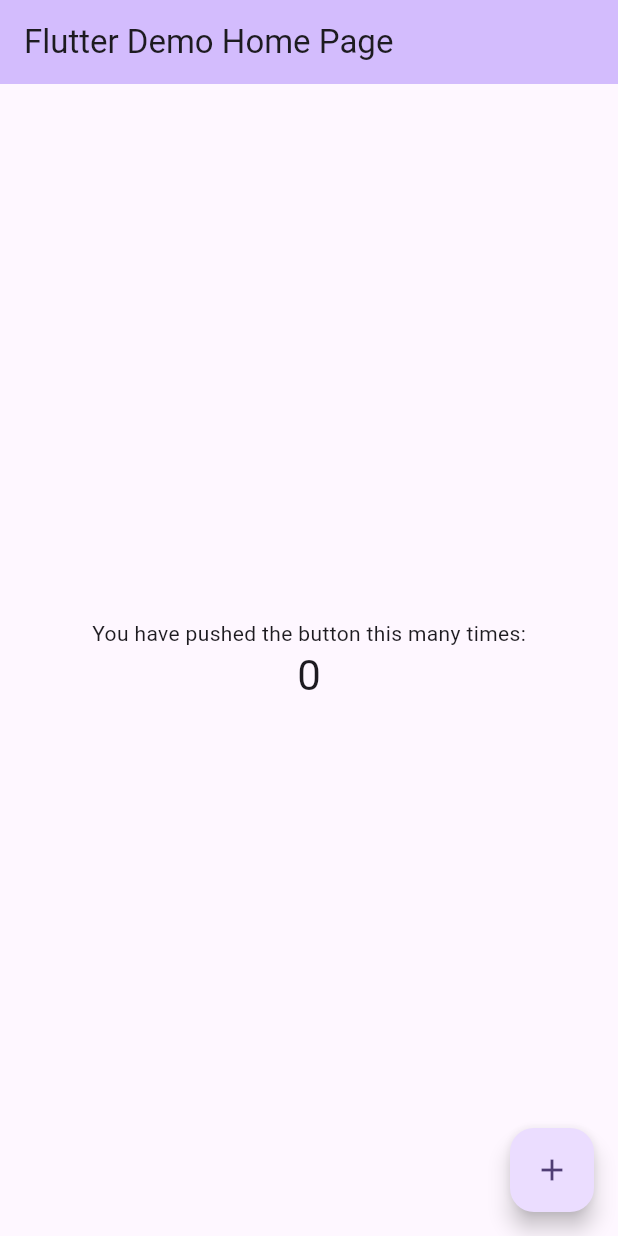
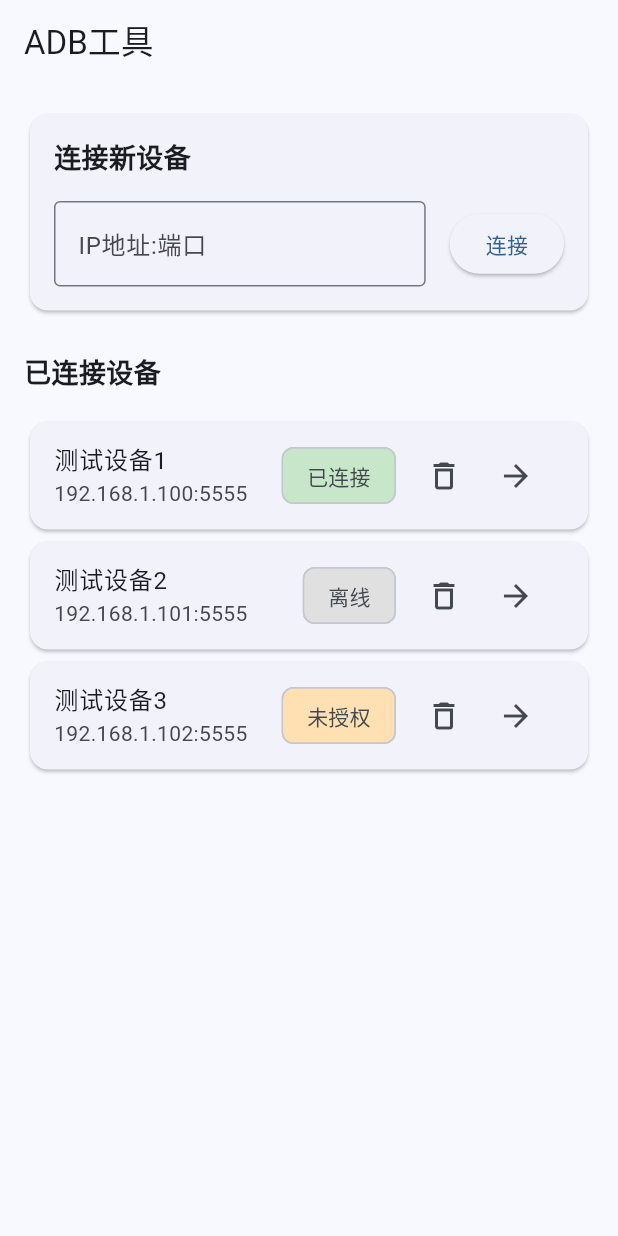
Before and after one commit to AoEiuV020/adb_tools, a Flutter app: the screen it shows after launch, on a phone screen of 412 x 824 dp. Run offline on Flutter 3.47's test engine with Material 3 defaults, Android fonts, the phone set to English and light mode, and no system bars.

Commit message:
添加主页

```diff
--- a/lib/main.dart
+++ b/lib/main.dart
@@ -1,4 +1,6 @@
 import 'package:flutter/material.dart';
+
+import 'pages/home_page.dart';
 
 void main() {
   runApp(const MyApp());
@@ -7,119 +9,15 @@
 class MyApp extends StatelessWidget {
   const MyApp({super.key});
 
-  // This widget is the root of your application.
   @override
   Widget build(BuildContext context) {
     return MaterialApp(
-      title: 'Flutter Demo',
+      title: 'ADB工具',
       theme: ThemeData(
-        // This is the theme of your application.
-        //
-        // TRY THIS: Try running your application with "flutter run". You'll see
-        // the application has a purple toolbar. Then, without quitting the app,
-        // try changing the seedColor in the colorScheme below to Colors.green
-        // and then invoke "hot reload" (save your changes or press the "hot
-        // reload" button in a Flutter-supported IDE, or press "r" if you used
-        // the command line to start the app).
-        //
-        // Notice that the counter didn't reset back to zero; the application
-        // state is not lost during the reload. To reset the state, use hot
-        // restart instead.
-        //
-        // This works for code too, not just values: Most code changes can be
-        // tested with just a hot reload.
-        colorScheme: ColorScheme.fromSeed(seedColor: Colors.deepPurple),
+        colorScheme: ColorScheme.fromSeed(seedColor: Colors.blue),
         useMaterial3: true,
       ),
-      home: const MyHomePage(title: 'Flutter Demo Home Page'),
+      home: const HomePage(),
     );
   }
 }
-
-class MyHomePage extends StatefulWidget {
-  const MyHomePage({super.key, required this.title});
-
-  // This widget is the home page of your application. It is stateful, meaning
-  // that it has a State object (defined below) that contains fields that affect
-  // how it looks.
-
-  // This class is the configuration for the state. It holds the values (in this
-  // case the title) provided by the parent (in this case the App widget) and
-  // used by the build method of the State. Fields in a Widget subclass are
-  // always marked "final".
-
-  final String title;
-
-  @override
-  State<MyHomePage> createState() => _MyHomePageState();
-}
-
-class _MyHomePageState extends State<MyHomePage> {
-  int _counter = 0;
-
-  void _incrementCounter() {
-    setState(() {
-      // This call to setState tells the Flutter framework that something has
-      // changed in this State, which causes it to rerun the build method below
-      // so that the display can reflect the updated values. If we changed
-      // _counter without calling setState(), then the build method would not be
-      // called again, and so nothing would appear to happen.
-      _counter++;
-    });
-  }
-
-  @override
-  Widget build(BuildContext context) {
-    // This method is rerun every time setState is called, for instance as done
-    // by the _incrementCounter method above.
-    //
-    // The Flutter framework has been optimized to make rerunning build methods
-    // fast, so that you can just rebuild anything that needs updating rather
-    // than having to individually change instances of widgets.
-    return Scaffold(
-      appBar: AppBar(
-        // TRY THIS: Try changing the color here to a specific color (to
-        // Colors.amber, perhaps?) and trigger a hot reload to see the AppBar
-        // change color while the other colors stay the same.
-        backgroundColor: Theme.of(context).colorScheme.inversePrimary,
-        // Here we take the value from the MyHomePage object that was created by
-        // the App.build method, and use it to set our appbar title.
-        title: Text(widget.title),
-      ),
-      body: Center(
-        // Center is a layout widget. It takes a single child and positions it
-        // in the middle of the parent.
-        child: Column(
-          // Column is also a layout widget. It takes a list of children and
-          // arranges them vertically. By default, it sizes itself to fit its
-          // children horizontally, and tries to be as tall as its parent.
-          //
-          // Column has various properties to control how it sizes itself and
-          // how it positions its children. Here we use mainAxisAlignment to
-          // center the children vertically; the main axis here is the vertical
-          // axis because Columns are vertical (the cross axis would be
-          // horizontal).
-          //
-          // TRY THIS: Invoke "debug painting" (choose the "Toggle Debug Paint"
-          // action in the IDE, or press "p" in the console), to see the
-          // wireframe for each widget.
-          mainAxisAlignment: MainAxisAlignment.center,
-          children: <Widget>[
-            const Text(
-              'You have pushed the button this many times:',
-            ),
-            Text(
-              '$_counter',
-              style: Theme.of(context).textTheme.headlineMedium,
-            ),
-          ],
-        ),
-      ),
-      floatingActionButton: FloatingActionButton(
-        onPressed: _incrementCounter,
-        tooltip: 'Increment',
-        child: const Icon(Icons.add),
-      ), // This trailing comma makes auto-formatting nicer for build methods.
-    );
-  }
-}
--- /dev/null
+++ b/lib/models/device.dart
@@ -0,0 +1,25 @@
+import 'device_status.dart';
+
+class Device {
+  final String name;
+  final String address;
+  final DeviceStatus status;
+
+  const Device({
+    required this.name,
+    required this.address,
+    required this.status,
+  });
+
+  Device copyWith({
+    String? name,
+    String? address,
+    DeviceStatus? status,
+  }) {
+    return Device(
+      name: name ?? this.name,
+      address: address ?? this.address,
+      status: status ?? this.status,
+    );
+  }
+}
--- /dev/null
+++ b/lib/models/device_status.dart
@@ -0,0 +1,10 @@
+enum DeviceStatus {
+  connected('已连接'),
+  offline('离线'),
+  unauthorized('未授权'),
+  connecting('连接中'),
+  disconnected('已断开');
+
+  final String label;
+  const DeviceStatus(this.label);
+}
--- /dev/null
+++ b/lib/pages/home_page.dart
@@ -0,0 +1,149 @@
+import 'package:flutter/material.dart';
+
+import '../models/device.dart';
+import '../models/device_status.dart';
+
+class HomePage extends StatefulWidget {
+  const HomePage({super.key});
+
+  @override
+  State<HomePage> createState() => _HomePageState();
+}
+
+class _HomePageState extends State<HomePage> {
+  final _addressController = TextEditingController();
+
+  // 模拟已连接设备列表
+  final _connectedDevices = [
+    const Device(
+      name: '测试设备1',
+      status: DeviceStatus.connected,
+      address: '192.168.1.100:5555',
+    ),
+    const Device(
+      name: '测试设备2',
+      status: DeviceStatus.offline,
+      address: '192.168.1.101:5555',
+    ),
+    const Device(
+      name: '测试设备3',
+      status: DeviceStatus.unauthorized,
+      address: '192.168.1.102:5555',
+    ),
+  ];
+
+  @override
+  Widget build(BuildContext context) {
+    return Scaffold(
+      appBar: AppBar(
+        title: const Text('ADB工具'),
+      ),
+      body: Padding(
+        padding: const EdgeInsets.all(16.0),
+        child: Column(
+          crossAxisAlignment: CrossAxisAlignment.start,
+          children: [
+            // 连接新设备部分
+            Card(
+              child: Padding(
+                padding: const EdgeInsets.all(16.0),
+                child: Column(
+                  crossAxisAlignment: CrossAxisAlignment.start,
+                  children: [
+                    const Text('连接新设备',
+                        style: TextStyle(
+                            fontSize: 18, fontWeight: FontWeight.bold)),
+                    const SizedBox(height: 16),
+                    Row(
+                      children: [
+                        Expanded(
+                          child: TextField(
+                            controller: _addressController,
+                            decoration: const InputDecoration(
+                              labelText: 'IP地址:端口',
+                              hintText: '例如: 192.168.1.100:5555',
+                              border: OutlineInputBorder(),
+                            ),
+                          ),
+                        ),
+                        const SizedBox(width: 16),
+                        ElevatedButton(
+                          onPressed: () {
+                            // TODO: 实现连接逻辑
+                          },
+                          child: const Text('连接'),
+                        ),
+                      ],
+                    ),
+                  ],
+                ),
+              ),
+            ),
+            const SizedBox(height: 24),
+
+            // 已连接设备列表
+            const Text('已连接设备',
+                style: TextStyle(fontSize: 18, fontWeight: FontWeight.bold)),
+            const SizedBox(height: 16),
+            Expanded(
+              child: ListView.builder(
+                itemCount: _connectedDevices.length,
+                itemBuilder: (context, index) {
+                  final device = _connectedDevices[index];
+                  return Card(
+                    child: ListTile(
+                      title: Text(device.name),
+                      subtitle: Text(device.address),
+                      trailing: Row(
+                        mainAxisSize: MainAxisSize.min,
+                        children: [
+                          Chip(
+                            label: Text(device.status.label),
+                            backgroundColor: _getStatusColor(device.status),
+                          ),
+                          const SizedBox(width: 8),
+                          IconButton(
+                            icon: const Icon(Icons.delete_outline),
+                            onPressed: () {
+                              // TODO: 实现删除逻辑
+                            },
+                          ),
+                          IconButton(
+                            icon: const Icon(Icons.arrow_forward),
+                            onPressed: () {
+                              // TODO: 实现进入设备管理页面逻辑
+                            },
+                          ),
+                        ],
+                      ),
+                    ),
+                  );
+                },
+              ),
+            ),
+          ],
+        ),
+      ),
+    );
+  }
+
+  Color _getStatusColor(DeviceStatus status) {
+    switch (status) {
+      case DeviceStatus.connected:
+        return Colors.green.shade100;
+      case DeviceStatus.connecting:
+        return Colors.blue.shade100;
+      case DeviceStatus.unauthorized:
+        return Colors.orange.shade100;
+      case DeviceStatus.offline:
+      case DeviceStatus.disconnected:
+        return Colors.grey.shade300;
+    }
+  }
+
+  @override
+  void dispose() {
+    _addressController.dispose();
+    super.dispose();
+  }
+}
```
Also changed, not shown: 1 other file.
